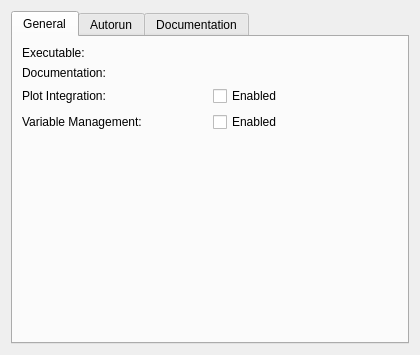
Above: src/backends/maxima/settings.ui from KDE/cantor before the change. Below: the same form after it.
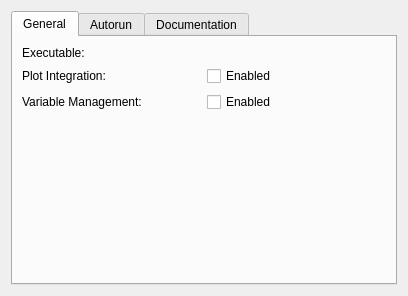
That is the form after the change. Custom widgets are drawn as their Qt base class.

Commit message:
Removed the setting "local documentation".
This was not implemented for all backends, is a rarely used feature
and is also very heavily colliding now  with the new embedded documentation.
The already available implementations in Backend::helpUrl() return theURL
 to the official online documentation will be used a fallback solution in case
no embedded documentation is installed for the backend.

Diff of the .ui file:
```diff
--- a/src/backends/maxima/settings.ui
+++ b/src/backends/maxima/settings.ui
@@ -6,8 +6,8 @@
    <rect>
     <x>0</x>
     <y>0</y>
-    <width>420</width>
-    <height>355</height>
+    <width>408</width>
+    <height>296</height>
    </rect>
   </property>
   <layout class="QVBoxLayout" name="verticalLayout_2">
@@ -21,48 +21,7 @@
        <string>General</string>
       </attribute>
       <layout class="QGridLayout" name="gridLayout">
-       <item row="0" column="0">
-        <widget class="QLabel" name="label">
-         <property name="text">
-          <string>Executable:</string>
-         </property>
-        </widget>
-       </item>
-       <item row="3" column="0">
-        <widget class="QLabel" name="lVariableManagement">
-         <property name="text">
-          <string>Variable Management:</string>
-         </property>
-        </widget>
-       </item>
-       <item row="3" column="1">
-        <widget class="QCheckBox" name="kcfg_variableManagement">
-         <property name="toolTip">
-          <string>Monitor the creation and destruction of variables and show the existing variables in the variable panel.</string>
-         </property>
-         <property name="text">
-          <string>Enabled</string>
-         </property>
-        </widget>
-       </item>
        <item row="1" column="1">
-        <widget class="KUrlRequester" name="kcfg_localDoc">
-         <property name="toolTip">
-          <string>If empty, the &quot;Show help&quot; action will show the default online documentation. Otherwise, the specified URL will be opened.</string>
-         </property>
-        </widget>
-       </item>
-       <item row="0" column="1">
-        <widget class="KUrlRequester" name="kcfg_Path"/>
-       </item>
-       <item row="2" column="0">
-        <widget class="QLabel" name="lPlotIntegration">
-         <property name="text">
-          <string>Plot Integration:</string>
-         </property>
-        </widget>
-       </item>
-       <item row="2" column="1">
         <widget class="QCheckBox" name="kcfg_integratePlots">
          <property name="toolTip">
           <string>If enabled, plots will be shown inside of the worksheet. Otherwise, plots will be shown in an external window.</string>
@@ -73,13 +32,37 @@
         </widget>
        </item>
        <item row="1" column="0">
-        <widget class="QLabel" name="label2">
+        <widget class="QLabel" name="lPlotIntegration">
          <property name="text">
-          <string>Documentation:</string>
+          <string>Plot Integration:</string>
          </property>
         </widget>
        </item>
-       <item row="4" column="0">
+       <item row="2" column="1">
+        <widget class="QCheckBox" name="kcfg_variableManagement">
+         <property name="toolTip">
+          <string>Monitor the creation and destruction of variables and show the existing variables in the variable panel.</string>
+         </property>
+         <property name="text">
+          <string>Enabled</string>
+         </property>
+        </widget>
+       </item>
+       <item row="2" column="0">
+        <widget class="QLabel" name="lVariableManagement">
+         <property name="text">
+          <string>Variable Management:</string>
+         </property>
+        </widget>
+       </item>
+       <item row="0" column="0">
+        <widget class="QLabel" name="label">
+         <property name="text">
+          <string>Executable:</string>
+         </property>
+        </widget>
+       </item>
+       <item row="3" column="0">
         <spacer name="verticalSpacer_2">
          <property name="orientation">
           <enum>Qt::Vertical</enum>
```
Left out of the diff: 3 changed lines with no effect on the pictures. The commit also changes 15 other files.
